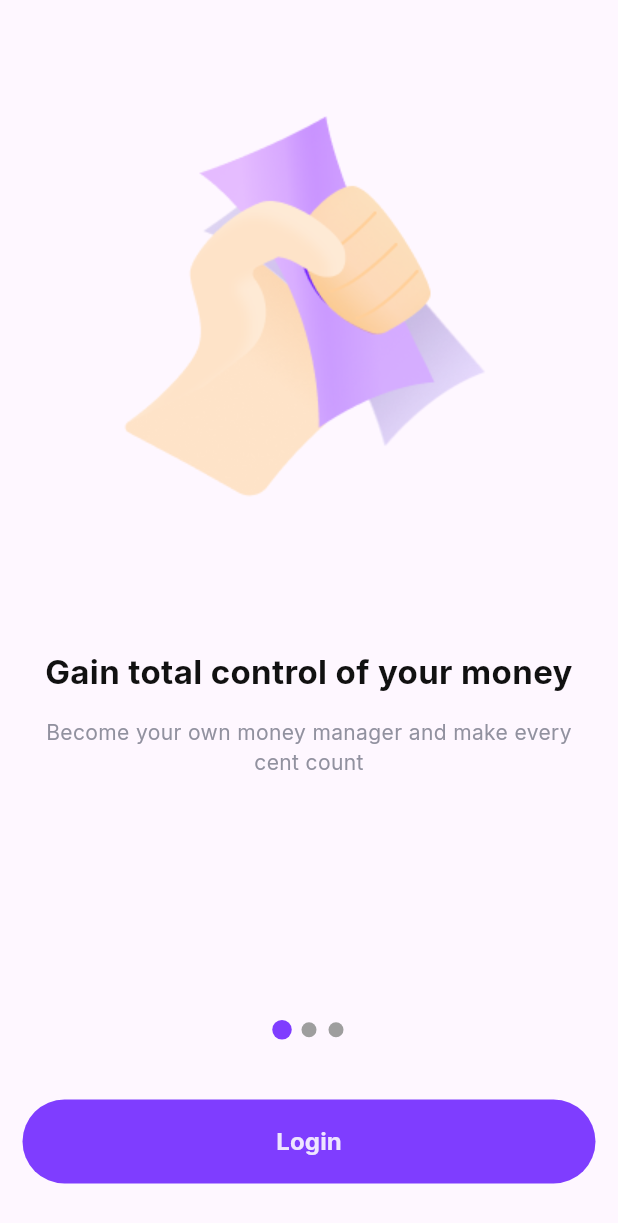
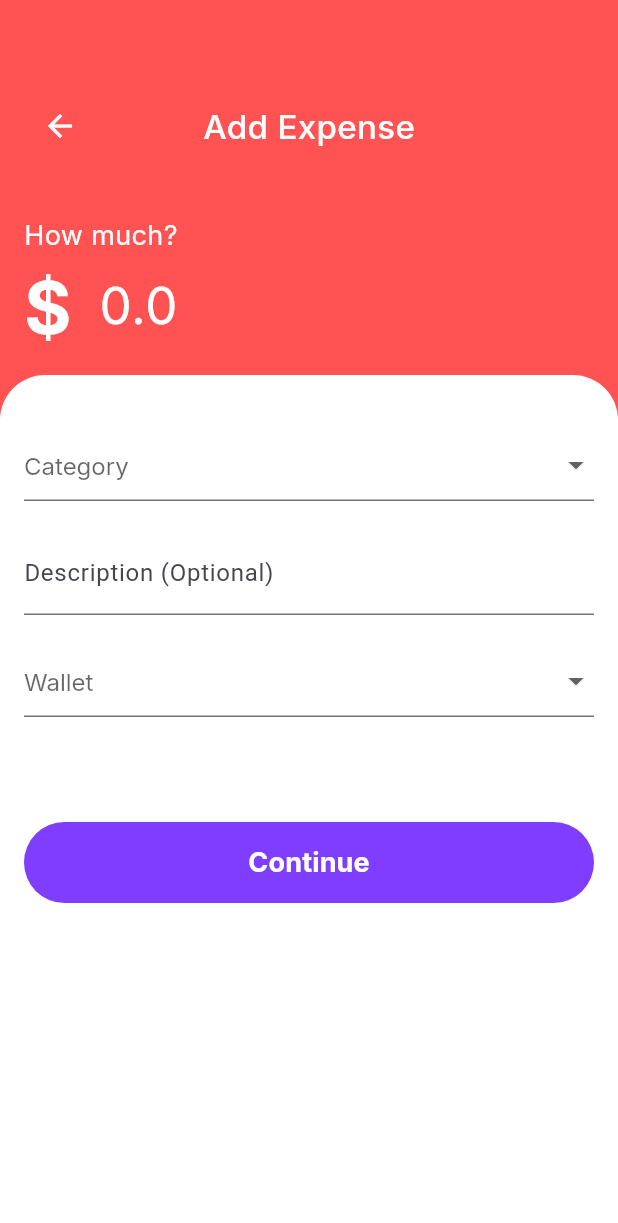
Before and after one commit to ChamanSharmaReet1988/ExpenseTracker, a Flutter app: the screen it shows after launch, on a phone screen of 412 x 824 dp. Shown: the top 1223 px of the screen. Run offline on Flutter 3.47's test engine with Material 3 defaults, Android fonts, the phone set to English and light mode, and no system bars; drawn by our look-alikes of carousel_slider, smooth_page_indicator; our stand-ins replace firebase_auth, firebase_core, flutter_keyboard_visibility, pin_code_fields, shared_preferences, sqflite; accounts and stored records are empty.

Commit message:
Added add expense screen.

```diff
--- /dev/null
+++ b/lib/Database/expense_table.dart
@@ -0,0 +1,23 @@
+import 'package:sqflite/sqflite.dart';
+import 'package:expense_tracker/Database/database.dart';
+import 'package:expense_tracker/Models/expense_model.dart';
+
+class ExpenseTable {
+  Future<int> insertItemIntoExpenseTable(Expense expense) async {
+    return await DatabaseHelper.database?.insert(
+          'ExpenseTable',
+          expense.toMap(),
+          conflictAlgorithm: ConflictAlgorithm.replace,
+        ) ??
+        0;
+  }
+
+  Future<List<Expense>> getExpenseData() async {
+    String query = 'SELECT * FROM ExpenseTable';
+    final List<Map<String, dynamic>> maps =
+        await DatabaseHelper.database?.rawQuery(query) ?? List.empty();
+    return List.generate(maps.length, (i) {
+      return Expense.fromMap(maps[i]);
+    });
+  }
+}
--- /dev/null
+++ b/lib/Models/expense_model.dart
@@ -0,0 +1,53 @@
+class Expense {
+  int? id;
+  String? title;
+  String? year;
+  String? month;
+  String? day;
+  String? time;
+  String? amount;
+  String? desc;
+  String? category;
+
+  Expense({
+    this.id,
+    this.title,
+    this.year,
+    this.month,
+    this.day,
+    this.time,
+    this.amount,
+    this.desc,
+    this.category,
+  });
+
+  // Convert Expense to Map
+  Map<String, dynamic> toMap() {
+    return {
+      'id': id,
+      'title': title,
+      'year': year,
+      'month': month,
+      'day': day,
+      'time': time,
+      'amount': amount,
+      'desc': desc,
+      'category': category,
+    };
+  }
+
+  // Convert Map to Expense
+  factory Expense.fromMap(Map<String, dynamic> map) {
+    return Expense(
+      id: map['id'],
+      title: map['title'],
+      year: map['year'],
+      month: map['month'],
+      day: map['day'],
+      time: map['time'],
+      amount: map['amount'],
+      desc: map['desc'],
+      category: map['category'],
+    );
+  }
+}
--- a/lib/Utility/constant.dart
+++ b/lib/Utility/constant.dart
@@ -254,4 +254,18 @@ class Constant {
   ];
 
   static List<String> currencyCodes = ['INR', 'USD'];
+  static List<String> expenseCategory = [
+    'Food',
+    'Transport',
+    'Shopping',
+    'Bill',
+    'Others'
+  ];
+  static List<String> walletList = [
+    'Cash',
+    'Credit Card',
+    'Debit Card',
+    'UPI',
+    'Others'
+  ];
 }
--- /dev/null
+++ b/lib/Views/HomeScreen/add_expense.dart
@@ -0,0 +1,360 @@
+import 'package:intl/intl.dart';
+import 'package:flutter/material.dart';
+import 'package:expense_tracker/Utility/constant.dart';
+import 'package:expense_tracker/Models/expense_model.dart';
+import 'package:expense_tracker/Database/expense_table.dart';
+import 'package:expense_tracker/Utility/preferences_helper.dart';
+import 'package:flutter_keyboard_visibility/flutter_keyboard_visibility.dart';
+
+class AddExpense extends StatefulWidget {
+  const AddExpense({super.key});
+
+  @override
+  AddExpenseScreenState createState() => AddExpenseScreenState();
+}
+
+class AddExpenseScreenState extends State<AddExpense> {
+  String? selectedCategory;
+  String? currency;
+  String? selectedWallet;
+  bool repeatTransaction = false;
+  TextEditingController expenseTextFieldController = TextEditingController();
+  final FocusNode textNode = FocusNode();
+  TextEditingController descriptionController = TextEditingController();
+
+  @override
+  void initState() {
+    super.initState();
+    loadCurrency();
+  }
+
+  void loadCurrency() {
+    setState(() {
+      if (PreferencesHelper().currency == "INR") {
+        currency = "₹";
+      } else {
+        currency = "\$";
+      }
+    });
+  }
+
+  Future<void> addExpesne(BuildContext context) async {
+    final String expenseAmount = expenseTextFieldController.text;
+    if (expenseAmount.isEmpty) {
+      ScaffoldMessenger.of(context).showSnackBar(
+        const SnackBar(
+            content: Text('Expense is mandatory to fill'),
+            backgroundColor: Colors.red),
+      );
+      return;
+    }
+
+    final double? expenseValue = double.tryParse(expenseAmount);
+    if (expenseValue == null || expenseValue <= 0) {
+      ScaffoldMessenger.of(context).showSnackBar(
+        const SnackBar(
+            content: Text('Expense amount must be greater than 0.'),
+            backgroundColor: Colors.red),
+      );
+      return;
+    }
+
+    if (selectedCategory?.isEmpty ?? false) {
+      ScaffoldMessenger.of(context).showSnackBar(
+        const SnackBar(
+            content: Text('Category must be selected'),
+            backgroundColor: Colors.red),
+      );
+      return;
+    }
+
+    if (selectedWallet?.isEmpty ?? false) {
+      ScaffoldMessenger.of(context).showSnackBar(
+        const SnackBar(
+            content: Text('Wallet must be selected'),
+            backgroundColor: Colors.red),
+      );
+      return;
+    }
+
+    DateTime now = DateTime.now();
+    ExpenseTable expenseTable = ExpenseTable();
+    Expense expesne = Expense(
+        title: selectedWallet ?? "",
+        year: "${now.year}",
+        month: "${now.month}",
+        day: "${now.day}",
+        time: DateFormat('HH:mm:ss').format(now),
+        amount: '$expenseValue',
+        desc: descriptionController.text,
+        category: selectedCategory ?? "");
+    expenseTable.insertItemIntoExpenseTable(expesne);
+
+    showAlertDialog(context);
+  }
+
+  void showAlertDialog(BuildContext context) {
+    showDialog(
+      context: context,
+      builder: (BuildContext context) {
+        return AlertDialog(
+          title: const Text('Alert',
+              style: TextStyle(
+                  color: Colors.black,
+                  fontSize: 20,
+                  fontFamily: 'Inter',
+                  fontWeight: FontWeight.w500)),
+          content: const Text('Your expense added successfully!',
+              style: TextStyle(
+                  color: Colors.black,
+                  fontSize: 20,
+                  fontFamily: 'Inter',
+                  fontWeight: FontWeight.w400)),
+          actions: <Widget>[
+            TextButton(
+              onPressed: () {
+                Navigator.of(context).pop();
+                Navigator.pop(context);
+              },
+              child: const Text('Go Back'),
+            ),
+            TextButton(
+              onPressed: () {
+                selectedCategory = "";
+                descriptionController.text = "";
+                expenseTextFieldController.text = "";
+                selectedWallet = "";
+                Navigator.of(context).pop();
+              },
+              child: const Text('Add More'),
+            ),
+          ],
+        );
+      },
+    );
+  }
+
+  @override
+  Widget build(BuildContext context) {
+    var isKeyboardVisible =
+        KeyboardVisibilityProvider.isKeyboardVisible(context);
+
+    return Scaffold(
+        backgroundColor: Colors.white,
+        body: GestureDetector(
+            onTap: () {
+              FocusScope.of(context).unfocus();
+            },
+            child: SingleChildScrollView(
+              physics: const ClampingScrollPhysics(), // Prevent scroll bounce
+              reverse: isKeyboardVisible,
+              child: Column(
+                children: [
+                  Container(
+                    color: Colors.redAccent,
+                    padding: const EdgeInsets.symmetric(horizontal: 16.0),
+                    height: 250, // Increased height for the top area
+                    child: Column(
+                      mainAxisAlignment: MainAxisAlignment.center,
+                      crossAxisAlignment: CrossAxisAlignment.start,
+                      children: [
+                        const SizedBox(height: 60),
+                        Row(
+                          children: [
+                            IconButton(
+                              icon: const Icon(Icons.arrow_back,
+                                  color: Colors.white),
+                              onPressed: () {
+                                Navigator.pop(context);
+                              },
+                            ),
+                            const Expanded(
+                              child: Center(
+                                child: Text(
+                                  'Add Expense',
+                                  style: TextStyle(
+                                      color: Colors.white,
+                                      fontSize: 22,
+                                      fontFamily: 'Inter',
+                                      fontWeight: FontWeight.w500),
+                                ),
+                              ),
+                            ),
+                            const SizedBox(width: 48),
+                          ],
+                        ),
+                        const Spacer(),
+                        const SizedBox(height: 10),
+                        const Text(
+                          'How much?',
+                          style: TextStyle(
+                            color: Colors.white,
+                            fontSize: 18,
+                            fontFamily: 'Inter',
+                          ),
+                        ),
+                        Row(children: [
+                          SizedBox(
+                            width: 50,
+                            child: Text(
+                              currency ?? "",
+                              style: const TextStyle(
+                                  color: Colors.white,
+                                  fontSize: 48,
+                                  fontFamily: 'Inter',
+                                  fontWeight: FontWeight.bold),
+                            ),
+                          ),
+                          Expanded(
+                              child: SizedBox(
+                                  height: 70,
+                                  child: Padding(
+                                      padding: const EdgeInsets.only(
+                                          left: 0.0,
+                                          top: 0.0,
+                                          right: 15.0,
+                                          bottom: 0.0),
+                                      child: TextField(
+                                        controller: expenseTextFieldController,
+                                        cursorColor: Colors.white,
+                                        cursorWidth: 2.0,
+                                        keyboardType: const TextInputType
+                                            .numberWithOptions(decimal: true),
+                                        textInputAction: TextInputAction
+                                            .done, // Set the cursor width
+                                        style: const TextStyle(
+                                            fontSize: 34.0,
+                                            fontFamily: 'Inter',
+                                            fontWeight: FontWeight.w400,
+                                            color: Colors.white),
+                                        decoration: const InputDecoration(
+                                          border: InputBorder.none,
+                                          hintText: '0.0',
+                                          hintStyle: TextStyle(
+                                            color: Colors
+                                                .white, // Set the hint text color
+                                            fontSize:
+                                                34.0, // You can also set the font size
+                                            fontFamily:
+                                                'Inter', // And the font family
+                                          ), // Set the placeholder text
+                                        ),
+                                        onChanged: (text) {},
+                                      )))),
+                        ]),
+                        const SizedBox(height: 10),
+                      ],
+                    ),
+                  ),
+                  Stack(
+                    children: [
+                      Container(
+                        height: 100,
+                        width: double.infinity,
+                        color: Colors.redAccent,
+                        child: const SizedBox(),
+                      ),
+                      Container(
+                        decoration: const BoxDecoration(
+                          color: Colors.white,
+                          borderRadius: BorderRadius.only(
+                            topLeft: Radius.circular(30.0),
+                            topRight: Radius.circular(30.0),
+                          ),
+                        ),
+                        padding: const EdgeInsets.all(16.0),
+                        child: Column(
+                          crossAxisAlignment: CrossAxisAlignment.start,
+                          children: [
+                            const SizedBox(height: 20),
+                            DropdownButtonFormField<String>(
+                              style: const TextStyle(
+                                  fontSize: 16.0,
+                                  fontFamily: 'Inter',
+                                  fontWeight: FontWeight.w400,
+                                  color: Colors.black),
+                              value: selectedCategory,
+                              hint: const Text("Category"),
+                              items:
+                                  Constant.expenseCategory.map((String code) {
+                                return DropdownMenuItem<String>(
+                                  value: code,
+                                  child: Text(code),
+                                );
+                              }).toList(),
+                              onChanged: (newValue) {
+                                setState(() {
+                                  selectedCategory = newValue;
+                                });
+                              },
+                            ),
+                            const SizedBox(height: 20),
+                            TextFormField(
+                              controller: descriptionController,
+                              autocorrect: false,
+                              style: const TextStyle(
+                                  fontSize: 16.0,
+                                  fontFamily: 'Inter',
+                                  fontWeight: FontWeight.w400,
+                                  color: Colors.black),
+                              decoration: const InputDecoration(
+                                labelText: 'Description (Optional)',
+                              ),
+                            ),
+                            const SizedBox(height: 20),
+                            DropdownButtonFormField<String>(
+                              value: selectedWallet,
+                              hint: const Text("Wallet"),
+                              style: const TextStyle(
+                                  fontSize: 16.0,
+                                  fontFamily: 'Inter',
+                                  fontWeight: FontWeight.w400,
+                                  color: Colors.black),
+                              items: Constant.walletList.map((String code) {
+                                return DropdownMenuItem<String>(
+                                  value: code,
+                                  child: Text(code),
+                                );
+                              }).toList(),
+                              onChanged: (newValue) {
+                                setState(() {
+                                  selectedWallet = newValue;
+                                });
+                              },
+                            ),
+                            const SizedBox(height: 40),
+                            SizedBox(
+                              width: MediaQuery.of(context).size.width - 30,
+                              height: 84,
+                              child: Padding(
+                                padding: const EdgeInsets.only(top: 30),
+                                child: TextButton(
+                                  onPressed: () {
+                                    addExpesne(context);
+                                  },
+                                  style: TextButton.styleFrom(
+                                    backgroundColor: const Color(0xFF7F3DFF),
+                                    elevation: 4,
+                                  ),
+                                  child: const Text(
+                                    'Continue',
+                                    style: TextStyle(
+                                      fontSize: 18,
+                                      color: Colors.white,
+                                      fontFamily: 'Inter',
+                                      fontWeight: FontWeight.bold,
+                                    ),
+                                  ),
+                                ),
+                              ),
+                            ),
+                          ],
+                        ),
+                      )
+                    ],
+                  )
+                ],
+              ),
+            )));
+  }
+}
--- a/lib/main.dart
+++ b/lib/main.dart
@@ -3,9 +3,10 @@ import 'package:firebase_core/firebase_core.dart';
 import 'package:expense_tracker/Database/database.dart';
 import 'package:shared_preferences/shared_preferences.dart';
 import 'package:expense_tracker/Utility/preferences_helper.dart';
+import 'package:expense_tracker/Views/HomeScreen/add_expense.dart';
 import 'package:expense_tracker/Views/LoginScreen/login_view.dart';
 import 'package:expense_tracker/Views/OtpScreen/welcome_screen.dart';
-import 'package:expense_tracker/Views/TabBarScreen/tab_bar_screen.dart';
+import 'package:flutter_keyboard_visibility/flutter_keyboard_visibility.dart';
 
 // ignore: file_names
 
@@ -32,7 +33,8 @@ class MyApp extends StatelessWidget {
   // This widget is the root of your application.
   @override
   Widget build(BuildContext context) {
-    return MaterialApp(
+    return KeyboardVisibilityProvider(
+        child: MaterialApp(
       debugShowCheckedModeBanner: false,
       home: FutureBuilder<int>(
         future: checkLogin(),
@@ -51,15 +53,17 @@ class MyApp extends StatelessWidget {
             );
           } else {
             if (snapshot.data == 0) {
+              return AddExpense();
+
               return const LoginPage();
             } else if (snapshot.data == 1) {
               return const WelcomeScreen();
             } else {
-              return const TabBarScreen();
+              return AddExpense();
             }
           }
         },
       ),
-    );
+    ));
   }
 }
--- a/pubspec.yaml
+++ b/pubspec.yaml
@@ -46,7 +46,8 @@ dependencies:
   shared_preferences: ^2.0.9
   sqflite: ^2.0.0+3
   path_provider: ^2.0.1
-
+  flutter_keyboard_visibility: ^5.0.3
+  keyboard_actions: ^3.2.0
 dev_dependencies:
   flutter_test:
     sdk: flutter
```
Also changed, not shown: lib/Views/OtpScreen/welcome_screen.dart (+17 -17 lines), pubspec.lock, 1 other file.
